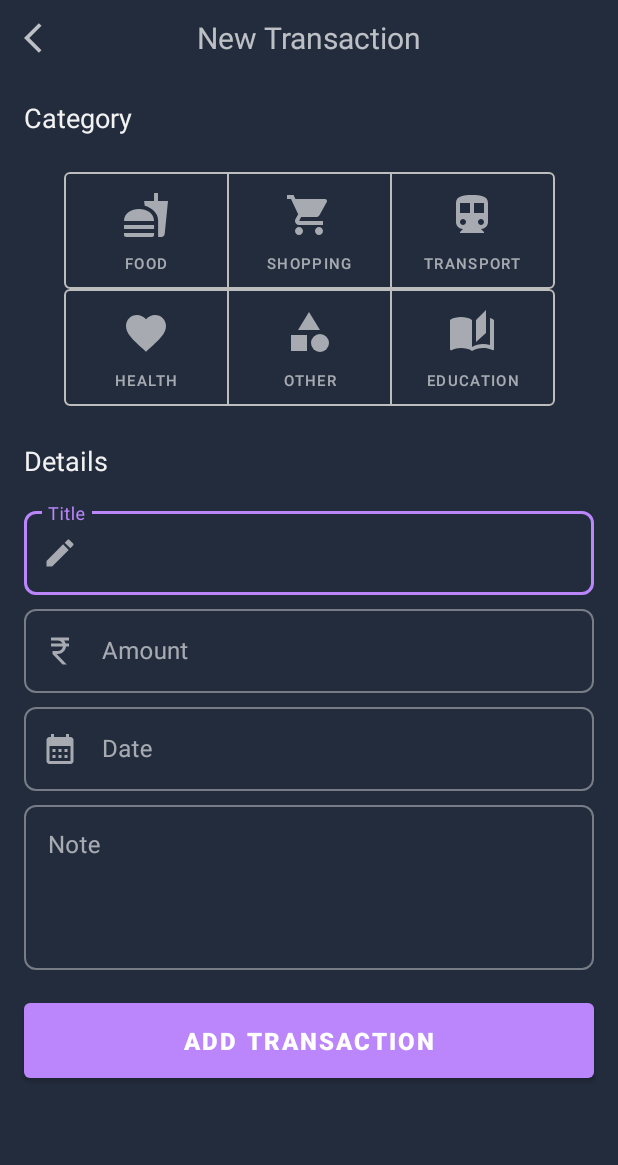
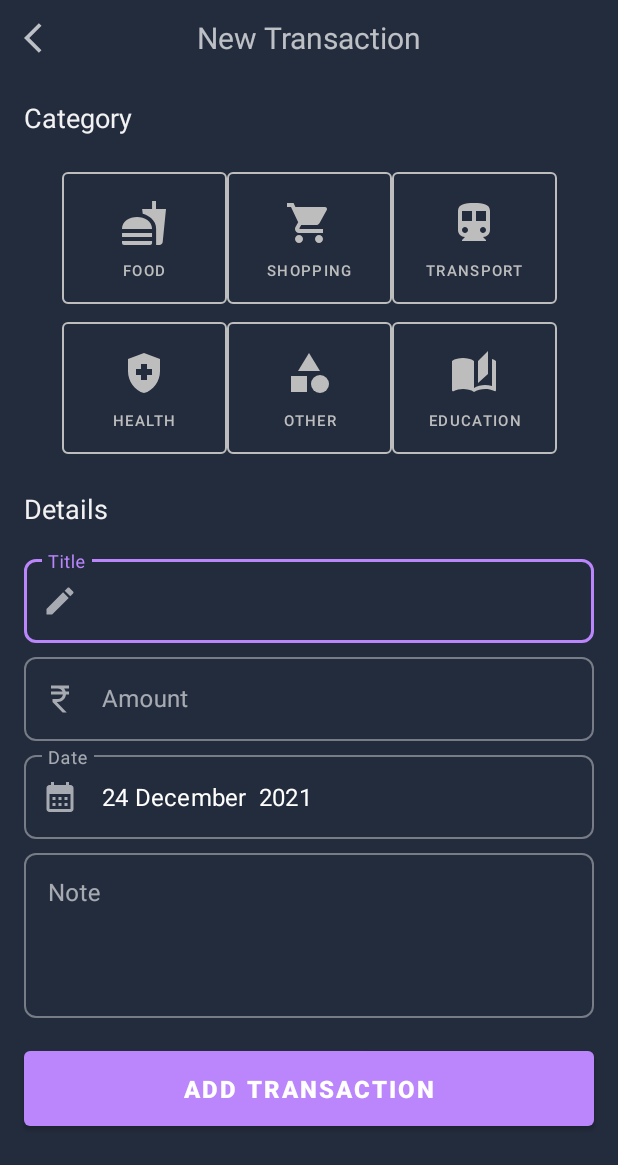
Before and after one commit to rishavchanda/Buckoid-Android-App, an Android app: the AddTransaction screen opened directly, with no data from a screen before it, on a phone screen of 412 x 824 dp. Shown: the top 1165 px of the screen. Run offline under Robolectric (Android 15) with nearby library versions, the phone set to English and light mode, and no system bars.

Commit message:
added item selector and new features

```diff
--- a/app/src/main/java/com/example/trackback/Database/TransactionDatabase.kt
+++ b/app/src/main/java/com/example/trackback/Database/TransactionDatabase.kt
@@ -1,7 +1,6 @@
 package com.example.trackback.Database
 
 import android.content.Context
-import androidx.core.content.ContextCompat
 import androidx.room.Database
 import androidx.room.Room
 import androidx.room.RoomDatabase
@@ -15,7 +14,7 @@ abstract class TransactionDatabase : RoomDatabase() {
 
     companion object
     {
-        var INSTANCE:TransactionDatabase?=null
+        private var INSTANCE:TransactionDatabase?=null
         fun getDatabaseInstance(context: Context): TransactionDatabase{
             val tempInstance= INSTANCE
             if (tempInstance!=null){
--- a/app/src/main/res/drawable/ic_baseline_favorite_24.xml
+++ b/app/src/main/res/drawable/ic_baseline_favorite_24.xml
@@ -1,10 +1,5 @@
-<vector xmlns:android="http://schemas.android.com/apk/res/android"
-    android:width="24dp"
-    android:height="24dp"
-    android:viewportWidth="24"
-    android:viewportHeight="24"
-    android:tint="?attr/colorControlNormal">
-  <path
-      android:fillColor="@android:color/white"
-      android:pathData="M12,21.35l-1.45,-1.32C5.4,15.36 2,12.28 2,8.5 2,5.42 4.42,3 7.5,3c1.74,0 3.41,0.81 4.5,2.09C13.09,3.81 14.76,3 16.5,3 19.58,3 22,5.42 22,8.5c0,3.78 -3.4,6.86 -8.55,11.54L12,21.35z"/>
+<vector android:height="24dp" android:tint="#FFFFFF"
+    android:viewportHeight="24" android:viewportWidth="24"
+    android:width="24dp" xmlns:android="http://schemas.android.com/apk/res/android">
+    <path android:fillColor="@android:color/white" android:pathData="M10.5,13H8v-3h2.5V7.5h3V10H16v3h-2.5v2.5h-3V13zM12,2L4,5v6.09c0,5.05 3.41,9.76 8,10.91c4.59,-1.15 8,-5.86 8,-10.91V5L12,2z"/>
 </vector>
--- a/app/src/main/res/layout/fragment_add_transaction.xml
+++ b/app/src/main/res/layout/fragment_add_transaction.xml
@@ -58,7 +58,7 @@
         app:layout_constraintStart_toStartOf="parent"
         />
 
-    <com.google.android.material.button.MaterialButtonToggleGroup
+    <GridLayout
         android:id="@+id/selector1"
         android:layout_width="wrap_content"
         android:layout_height="wrap_content"
@@ -67,15 +67,12 @@
         app:layout_constraintTop_toBottomOf="@+id/text1"
         android:layout_margin="16dp"
         android:padding="2dp"
-        app:selectionRequired="true"
-        app:singleSelection="true">
-
-
-
+        android:columnCount="3"
+        >
         <com.google.android.material.button.MaterialButton
             android:id="@+id/food"
             android:layout_width="110dp"
-            android:layout_height="90dp"
+            android:layout_height="100dp"
             style="@style/selector_button"
             app:iconGravity="textTop"
             app:icon="@drawable/ic_baseline_fastfood_24"
@@ -87,7 +84,7 @@
         <com.google.android.material.button.MaterialButton
             android:id="@+id/shopping"
             android:layout_width="110dp"
-            android:layout_height="90dp"
+            android:layout_height="100dp"
             style="@style/selector_button"
             app:iconGravity="textTop"
             app:icon="@drawable/ic_baseline_shopping_cart_24"
@@ -99,7 +96,7 @@
         <com.google.android.material.button.MaterialButton
             android:id="@+id/transport"
             android:layout_width="110dp"
-            android:layout_height="90dp"
+            android:layout_height="100dp"
             style="@style/selector_button"
             app:iconGravity="textTop"
             app:icon="@drawable/ic_baseline_directions_transit_24"
@@ -108,28 +105,11 @@
             app:iconPadding="12dp"
             android:text="Transport" />
 
-    </com.google.android.material.button.MaterialButtonToggleGroup>
-    <com.google.android.material.button.MaterialButtonToggleGroup
-        android:id="@+id/selector2"
-        android:layout_width="wrap_content"
-        android:layout_height="wrap_content"
-        app:layout_constraintEnd_toEndOf="parent"
-        app:layout_constraintStart_toStartOf="parent"
-        app:layout_constraintTop_toBottomOf="@+id/selector1"
-        android:fitsSystemWindows="true"
-        android:layout_marginStart="16dp"
-        android:layout_marginEnd="16dp"
-        android:padding="2dp"
-        android:layout_marginTop="-16dp"
-        app:selectionRequired="true"
-        app:singleSelection="true">
-
-
 
         <com.google.android.material.button.MaterialButton
             android:id="@+id/health"
             android:layout_width="110dp"
-            android:layout_height="90dp"
+            android:layout_height="100dp"
             style="@style/selector_button"
             app:iconGravity="textTop"
             app:icon="@drawable/ic_baseline_favorite_24"
@@ -141,7 +121,7 @@
         <com.google.android.material.button.MaterialButton
             android:id="@+id/others"
             android:layout_width="110dp"
-            android:layout_height="90dp"
+            android:layout_height="100dp"
             style="@style/selector_button"
             app:iconGravity="textTop"
             app:icon="@drawable/ic_baseline_category_24"
@@ -153,7 +133,7 @@
         <com.google.android.material.button.MaterialButton
             android:id="@+id/academics"
             android:layout_width="110dp"
-            android:layout_height="90dp"
+            android:layout_height="100dp"
             style="@style/selector_button"
             app:iconGravity="textTop"
             app:icon="@drawable/ic_baseline_auto_stories_24"
@@ -162,7 +142,7 @@
             app:iconPadding="12dp"
             android:text="Education" />
 
-    </com.google.android.material.button.MaterialButtonToggleGroup>
+    </GridLayout>
 
     <TextView
         android:id="@+id/text2"
@@ -173,7 +153,7 @@
         android:text="Details"
         android:textColor="@color/textPrimary"
         android:layout_marginTop="16dp"
-        app:layout_constraintTop_toBottomOf="@+id/selector2"
+        app:layout_constraintTop_toBottomOf="@+id/selector1"
         app:layout_constraintStart_toStartOf="parent"
         />
     <com.google.android.material.textfield.TextInputLayout
@@ -237,7 +217,7 @@
             android:id="@+id/edit_date"
             android:layout_width="match_parent"
             android:layout_height="56dp"
-            android:clickable="false"
+            android:focusable="false"
             android:inputType="none"/>
 
     </com.google.android.material.textfield.TextInputLayout>
--- a/app/src/main/res/values-night/colors.xml
+++ b/app/src/main/res/values-night/colors.xml
@@ -15,10 +15,9 @@
     //Pi chart colors
     <color name="green">#64FF6C</color>
     <color name="red">#F71976</color>
-    <color name="lightBrown">#CDA67F</color>
-    <color name="violet">#9C27B0</color>
+    <color name="lightBrown">#6612FC</color>
+    <color name="violet">#FF5722</color>
     <color name="yellow">#FED70E</color>
     <color name="lightBlue">#00D5F2</color>
-    <color name="Empty">#00D5F2</color>
 
 </resources>
--- a/app/src/main/res/values/colors.xml
+++ b/app/src/main/res/values/colors.xml
@@ -15,10 +15,10 @@
     //Pi chart Colors
     <color name="green">#64FF6C</color>
     <color name="red">#F71976</color>
-    <color name="lightBrown">#CDA67F</color>
-    <color name="violet">#9C27B0</color>
+    <color name="lightBrown">#6612FC</color>
+    <color name="violet">#FF5722</color>
+    <color name="yellow">#FED70E</color>
     <color name="lightBlue">#00D5F2</color>
-    <color name="yellow">#FED70E</color>
 
 
 </resources>
--- a/app/src/main/res/values/themes.xml
+++ b/app/src/main/res/values/themes.xml
@@ -16,5 +16,9 @@
 
     <style name="selector_button" parent="Widget.MaterialComponents.Button.OutlinedButton">
         <item name="strokeColor">@color/textSecondary</item>
+        <item name="android:textColor">@color/textSecondary</item>
+        <item name="iconTint">@color/textSecondary</item>
     </style>
+
+
 </resources>
```
Also changed, not shown: app/src/main/java/com/example/trackback/Adapter/TransactionAdapter.kt (+12 -10 lines), app/src/main/java/com/example/trackback/fragments/AddTransaction.kt (+138 -12 lines), app/src/main/java/com/example/trackback/fragments/AllTransactions.kt (added, +22 -0 lines), app/src/main/java/com/example/trackback/fragments/Dashboard.kt (+30 -32 lines), app/src/main/java/com/example/trackback/fragments/TransactionDetails.kt (added, +21 -0 lines), app/src/main/res/layout/activity_main.xml (+1 -23 lines), app/src/main/res/layout/fragment_all_transactions.xml (added, +10 -0 lines), app/src/main/res/layout/fragment_dashboard.xml (+26 -3 lines), app/src/main/res/layout/fragment_transaction_details.xml (added, +14 -0 lines), app/src/main/res/navigation/app_navigation.xml (+10 -1 lines).
